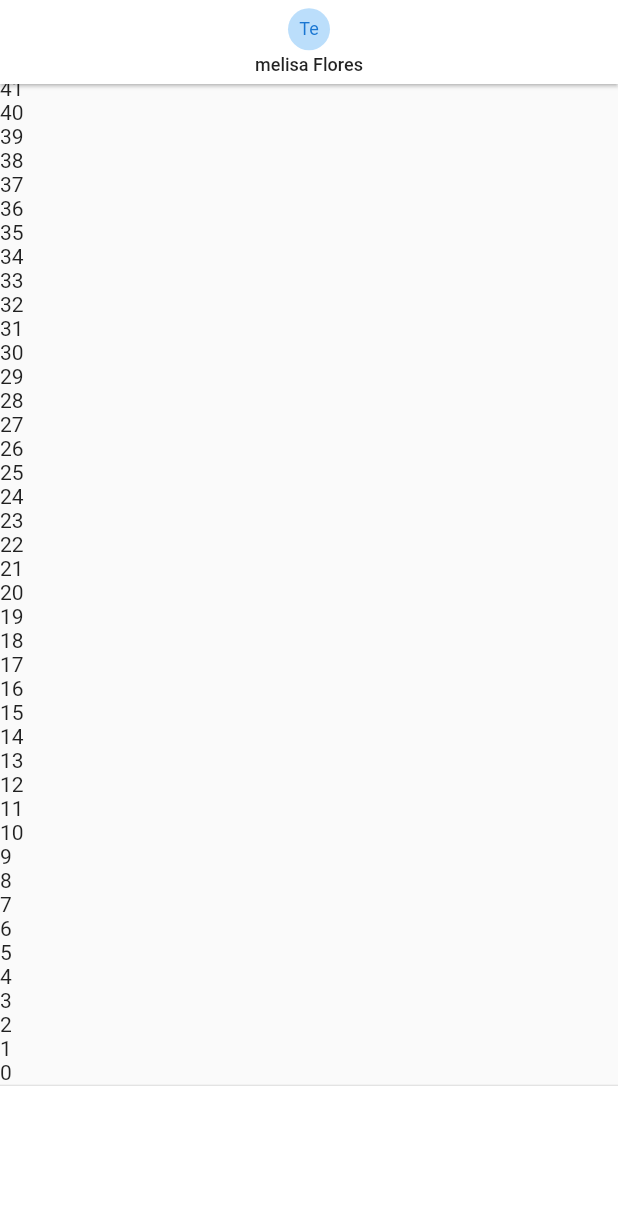
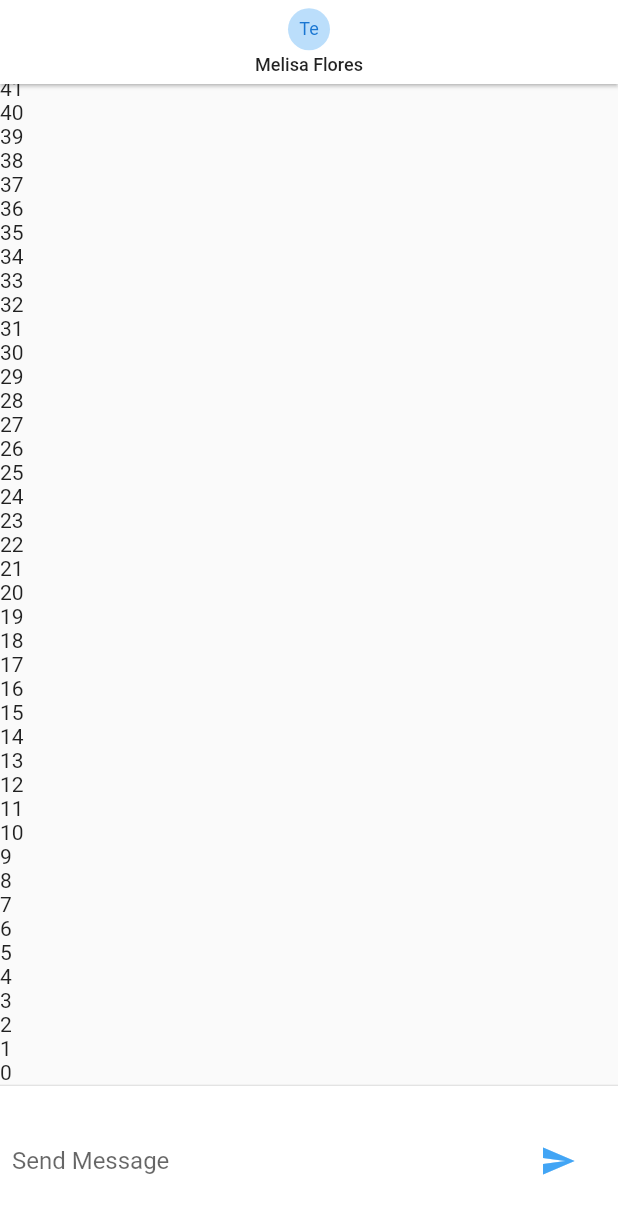
Before and after one commit to Alex980102/flutter-chat-app, a Flutter app: the screen it shows after launch, on a phone screen of 412 x 824 dp. Shown: the top 1214 px of the screen. Run offline on Flutter 3.47's test engine with Material 2 defaults, Android fonts, the phone set to English and light mode, and no system bars; our stand-ins replace pull_to_refresh.

Commit message:
Stage 7 section 63

```diff
--- a/lib/pages/chat_page.dart
+++ b/lib/pages/chat_page.dart
@@ -1,6 +1,16 @@
+import 'dart:io';
+
+import 'package:flutter/cupertino.dart';
 import 'package:flutter/material.dart';
 
-class ChatPage extends StatelessWidget {
+class ChatPage extends StatefulWidget {
+  @override
+  _ChatPageState createState() => _ChatPageState();
+}
+
+class _ChatPageState extends State<ChatPage> {
+  final _textController = new TextEditingController();
+  final _focusNode = new FocusNode();
   @override
   Widget build(BuildContext context) {
     return Scaffold(
@@ -15,7 +25,7 @@
             ),
             SizedBox(height: 3),
             Text(
-                'melisa Flores',
+              'Melisa Flores',
               style: TextStyle(color: Colors.black87, fontSize: 12),
             )
           ],
@@ -35,9 +45,60 @@
             ),
             Divider(height: 1),
             // TODO: Caja de texto
-              Container(color: Colors.white, height: 100)
+            Container(
+              color: Colors.white,
+              height: 100,
+              child: _inputChat(),
+            )
+          ],
+        ),
+      ),
+    );
+  }
+
+  Widget _inputChat() {
+    return SafeArea(
+        child: Container(
+      margin: EdgeInsets.symmetric(horizontal: 8.0),
+      child: Row(
+        children: <Widget>[
+          Flexible(
+            child: TextField(
+              controller: _textController,
+              onSubmitted: _handleSubmit,
+              onChanged: (String text) {
+                // TODO: Cuando hay un valor para poder postear
+              },
+              decoration: InputDecoration.collapsed(
+                hintText: 'Send Message',
+              ),
+              focusNode: _focusNode,
+            ),
+          ),
+          // Send Button
+          Container(
+            margin: EdgeInsets.symmetric(horizontal: 4.0),
+            child: Platform.isIOS
+                ? CupertinoButton(
+                    child: Text('Send'),
+                    onPressed: () {},
+                  )
+                : Container(
+                    margin: EdgeInsets.symmetric(horizontal: 4.0),
+                    child: IconButton(
+                      icon: Icon(Icons.send, color: Colors.blue[400]),
+                      onPressed: () {},
+                    ),
+                  ),
+          ),
         ],
       ),
     ));
   }
+
+  _handleSubmit(String texto) {
+    print(texto);
+    _textController.clear();
+    _focusNode.requestFocus();
   }
+}
```
Lines whose indentation alone changed are shown as unchanged.
